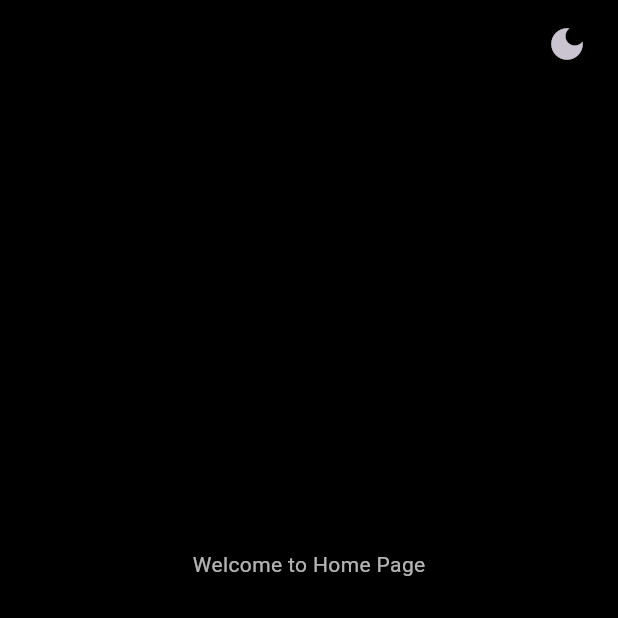
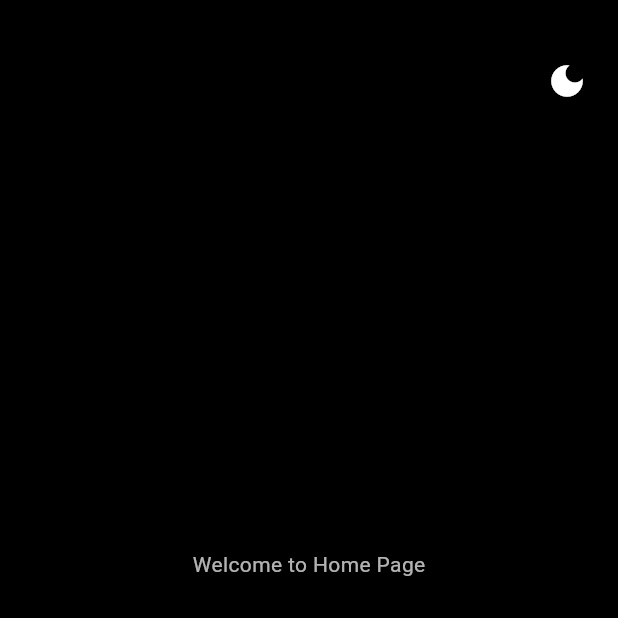
Before and after one commit to cihanoren/story_map, a Flutter app: the Home screen opened directly, after a tap on the "light mode" icon, on a phone screen of 412 x 824 dp, the top half of it. Run offline on Flutter 3.47's test engine with Material 3 defaults, Android fonts, the light colour scheme and no system bars; drawn by our look-alikes of google_nav_bar; our stand-ins replace firebase_auth, firebase_core, flutter_riverpod, geocoding, geolocator, google_maps_flutter and 4 more; accounts and stored records are empty.

Commit message:
koyu mod tasarım iyileştirlemeleri

```diff
--- a/lib/core/theme/theme_provider.dart
+++ b/lib/core/theme/theme_provider.dart
@@ -1,19 +1,14 @@
 import 'package:flutter/material.dart';
 import 'package:flutter_riverpod/flutter_riverpod.dart';
-import 'app_theme.dart';
 
-// Tema durumunu yöneten Provider
-class ThemeNotifier extends StateNotifier<ThemeData> {
-  ThemeNotifier() : super(AppThemes.lightTheme);
+final themeProvider = StateNotifierProvider<ThemeNotifier, ThemeMode>((ref) {
+  return ThemeNotifier();
+});
+
+class ThemeNotifier extends StateNotifier<ThemeMode> {
+  ThemeNotifier() : super(ThemeMode.light);
 
   void toggleTheme() {
-    state = (state.brightness == Brightness.dark)
-        ? AppThemes.lightTheme
-        : AppThemes.darkTheme;
+    state = state == ThemeMode.dark ? ThemeMode.light : ThemeMode.dark;
   }
 }
-
-// Riverpod Provider tanımlaması
-final themeProvider = StateNotifierProvider<ThemeNotifier, ThemeData>((ref) {
-  return ThemeNotifier();
-});
--- a/lib/features/home/views/home.dart
+++ b/lib/features/home/views/home.dart
@@ -25,6 +25,8 @@
 
   @override
   Widget build(BuildContext context) {
+    final isDark = Theme.of(context).brightness == Brightness.dark;
+
     return Scaffold(
       body: Stack(
         children: [
@@ -33,21 +35,33 @@
             children: _pages,
           ),
 
-            // Sağ üst köşede sade bir koyu mod butonu
-            if (_selectedIndex == 0) // sadece HomePage aktifken göster
+          // 🔄 Sağ üst köşede animasyonlu tema butonu (sadece Home sayfasında)
+          if (_selectedIndex == 0)
             Positioned(
-                top: 5,
+              top: 30,
               right: 10,
+              child: AnimatedSwitcher(
+                duration: const Duration(milliseconds: 520),
+                transitionBuilder: (child, animation) {
+                  return RotationTransition(
+                    turns: animation,
+                    child: FadeTransition(
+                      opacity: animation,
+                      child: child,
+                    ),
+                  );
+                },
                 child: IconButton(
+                  key: ValueKey<bool>(isDark),
                   icon: Icon(
-                    ref.watch(themeProvider).brightness == Brightness.dark
-                        ? Icons.dark_mode
-                        : Icons.light_mode,
+                    isDark ? Icons.dark_mode : Icons.light_mode,
                     size: 28,
+                    color: Theme.of(context).iconTheme.color,
                   ),
                   onPressed: () {
                     ref.read(themeProvider.notifier).toggleTheme();
                   },
+                ),
               ),
             ),
         ],
@@ -77,7 +91,8 @@
             });
           },
         ),
-        ));
+      ),
+    );
   }
 }
 
@@ -94,6 +109,7 @@
     return Center(
       child: Text(
         "Welcome to Home Page",
+        style: Theme.of(context).textTheme.bodyMedium,
       ),
     );
   }
--- a/lib/features/home/views/profile/profile_page.dart
+++ b/lib/features/home/views/profile/profile_page.dart
@@ -173,7 +173,7 @@
             ),
           ),
           Positioned(
-            top: 16,
+            top: 5,
             right: 4,
             child: IconButton(
               icon: const Icon(Icons.settings),
--- a/lib/features/home/views/profile/profile_settings.dart
+++ b/lib/features/home/views/profile/profile_settings.dart
@@ -13,14 +13,22 @@
             leading: Icon(Icons.lock),
             title: Text("Şifreyi Değiştir"),
           ),
+
           ListTile(
             leading: Icon(Icons.notifications),
             title: Text("Bildirim Ayarları"),
           ),
+
           ListTile(
             leading: Icon(Icons.language),
             title: Text("Dil Seçenekleri"),
           ),
+
+          ListTile(
+            leading: Icon(Icons.dark_mode),
+            title: Text("Tema Değiştir"),
+          ),
+
           ListTile(
             leading: Icon(
               Icons.logout_outlined,
@@ -31,6 +39,8 @@
               style: TextStyle(color: Colors.red, fontWeight: FontWeight.w500),
             ),
           ),
+
+
         ],
       ),
     );
--- a/lib/main.dart
+++ b/lib/main.dart
@@ -2,10 +2,10 @@
 import 'package:firebase_core/firebase_core.dart';
 import 'package:flutter_riverpod/flutter_riverpod.dart';
 import 'package:story_map/core/theme/theme_provider.dart';
+import 'package:story_map/core/theme/app_theme.dart';
 import 'package:story_map/features/auth/views/sing_in.dart';
 import 'firebase_options.dart';
 
-// 🌍 Uygulama genelinde kullanılacak `navigatorKey`
 final GlobalKey<NavigatorState> navigatorKey = GlobalKey<NavigatorState>();
 
 void main() async {
@@ -17,25 +17,24 @@
   runApp(const ProviderScope(child: MyApp()));
 }
 
-// ✅ `StatelessWidget` yerine `ConsumerWidget` kullanıyoruz
 class MyApp extends ConsumerWidget {
   const MyApp({super.key});
 
   @override
   Widget build(BuildContext context, WidgetRef ref) {
-    final theme = ref.watch(themeProvider);
+    final themeMode = ref.watch(themeProvider);
+
     return MaterialApp(
-      navigatorKey: navigatorKey, // ✅ Global navigatorKey eklendi
+      navigatorKey: navigatorKey,
       debugShowCheckedModeBanner: false,
-      theme: theme,
-      home: const SignIn(showVerificationMessage: false), // Ana ekran
-
-      // 📌 Sayfa yönlendirme desteği
+      theme: AppThemes.lightTheme,
+      darkTheme: AppThemes.darkTheme,
+      themeMode: themeMode, // 🌗 Burada ThemeMode kullanılıyor
+      home: const SignIn(showVerificationMessage: false),
       onGenerateRoute: (settings) {
         switch (settings.name) {
           case '/signin':
             return MaterialPageRoute(builder: (_) => const SignIn(showVerificationMessage: false));
-          // 📌 Buraya yeni sayfalar ekleyebilirsin
           default:
             return null;
         }
```
Also changed, not shown: 4 other files. Lines whose indentation alone changed are shown as unchanged.
